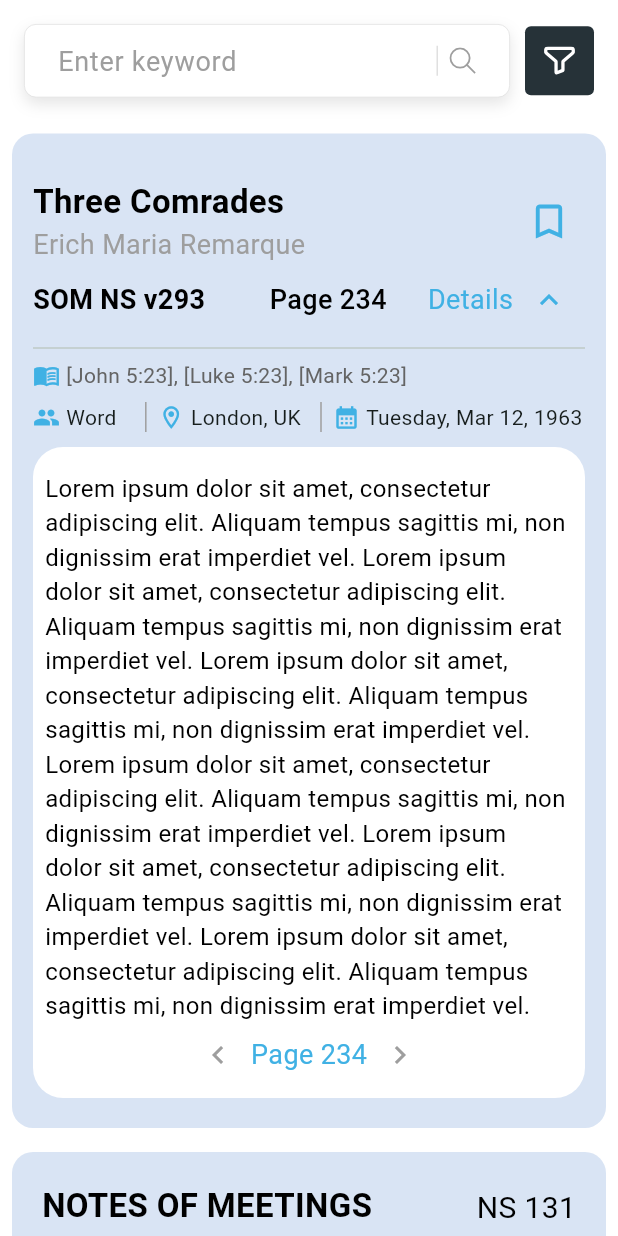
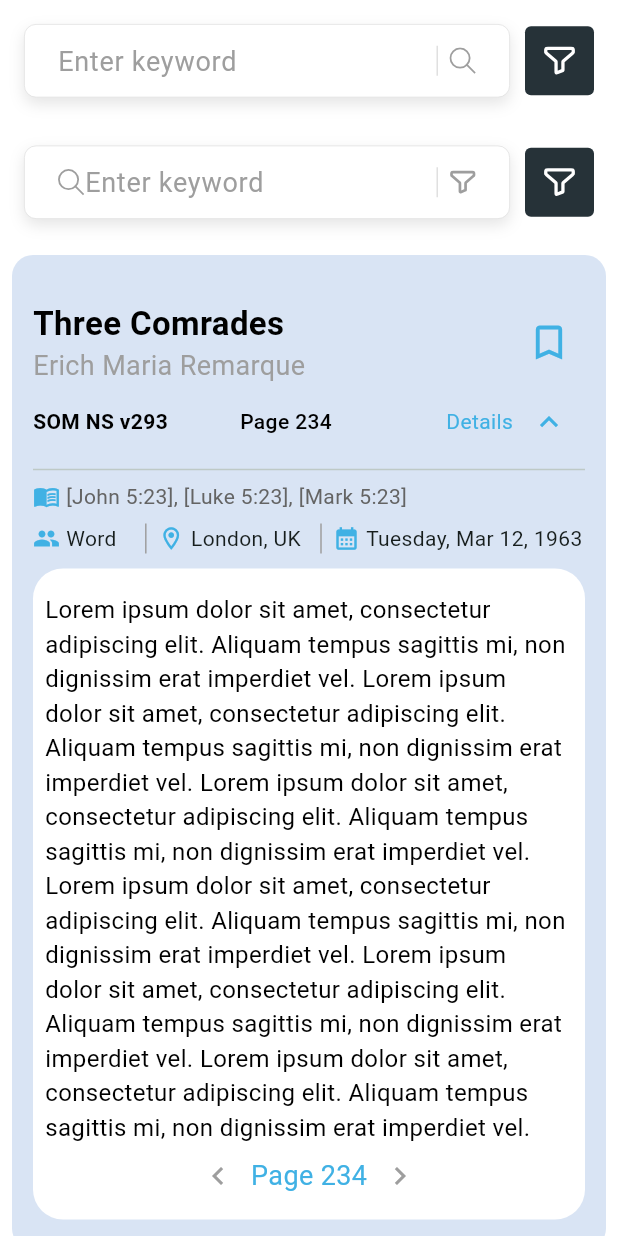
Before and after one commit to toluene5019/test_widgets, a Flutter app: the screen it shows after launch, after a tap on the "keyboard arrow down" icon, on a phone screen of 412 x 824 dp. Run offline on Flutter 3.47's test engine with Material 3 defaults, Android fonts, the phone set to English and light mode, and no system bars; our stand-ins replace flutter_svg, share_plus.

Commit message:
wip search result

```diff
--- a/lib/widgets/book_info_card.dart
+++ b/lib/widgets/book_info_card.dart
@@ -111,7 +111,7 @@
                 child: Text(
                   pageNumber,
                   style: const TextStyle(
-                    fontSize: 16.0,
+                    fontSize: 11.0,
                   ),
                 ),
               ),
@@ -148,7 +148,7 @@
                       child: Text(
                         wordInfo,
                         style: const TextStyle(
-                          fontSize: 14.0,
+                          fontSize: 10.0,
                         ),
                       ),
                     ),
@@ -175,7 +175,7 @@
                       child: Text(
                         bookInfoAddress,
                         style: const TextStyle(
-                          fontSize: 14.0,
+                          fontSize: 10.0,
                         ),
                       ),
                     ),
@@ -204,7 +204,7 @@
                         overflow: TextOverflow.ellipsis,
                         maxLines: 1,
                         style: const TextStyle(
-                          fontSize: 14.0,
+                          fontSize: 10.0,
                         ),
                       ),
                     ),
--- a/lib/widgets/search_widget.dart
+++ b/lib/widgets/search_widget.dart
@@ -4,14 +4,17 @@
 class SearchWidget extends StatefulWidget {
   final Function? onSubmit;
   final Function? onFilterClick;
-
   final TextEditingController controller;
+  final Widget? leftIcon;
+  final Widget? rightIcon;
 
   const SearchWidget({
     super.key,
     required this.onSubmit,
     required this.onFilterClick,
     required this.controller,
+    this.leftIcon,
+    this.rightIcon,
   });
 
   @override
@@ -47,6 +50,7 @@
                   ),
                   child: Row(
                     children: [
+                      if (widget.leftIcon != null) widget.leftIcon!,
                       Expanded(
                         child: TextFormField(
                           textInputAction: TextInputAction.search,
@@ -74,13 +78,7 @@
                           color: Colors.grey[300],
                         ),
                       ),
-                      SvgPicture.asset(
-                        "assets/icons/ic_search.svg",
-                        colorFilter: const ColorFilter.mode(
-                            Colors.grey, BlendMode.srcIn),
-                        width: 18,
-                        height: 18,
-                      ),
+                      if (widget.rightIcon != null) widget.rightIcon!,
                     ],
                   ),
                 ),
--- a/lib/widgets/share_text_widget.dart
+++ b/lib/widgets/share_text_widget.dart
@@ -105,7 +105,7 @@
                     Text(
                       widget.volumeNumberText,
                       style: const TextStyle(
-                          fontSize: 18.0,
+                          fontSize: 14.0,
                           color: Colors.black,
                           fontWeight: FontWeight.w600),
                     ),
@@ -120,7 +120,7 @@
                     Text(
                       widget.pageNumberText,
                       style: const TextStyle(
-                        fontSize: 18.0,
+                        fontSize: 14.0,
                         color: Colors.black,
                         fontWeight: FontWeight.w500,
                       ),
@@ -129,7 +129,7 @@
                 ),
               ),
               Expanded(
-                flex: 2,
+                flex: 3,
                 child: Column(
                   crossAxisAlignment: CrossAxisAlignment.end,
                   children: [
@@ -139,7 +139,7 @@
                         Text(
                           widget.detailsText,
                           style: const TextStyle(
-                            fontSize: 18.0,
+                            fontSize: 14.0,
                             color: AppColor.iconColor,
                           ),
                         ),
--- a/lib/widgets_page.dart
+++ b/lib/widgets_page.dart
@@ -1,4 +1,5 @@
 import 'package:flutter/material.dart';
+import 'package:flutter_svg/svg.dart';
 import 'package:test_widgets/widgets/book_info_card.dart';
 import 'package:test_widgets/widgets/card_widget.dart';
 import 'package:test_widgets/colors.dart';
@@ -24,6 +25,32 @@
                 onSubmit: null,
                 onFilterClick: null,
                 controller: searchController,
+                rightIcon: SvgPicture.asset(
+                  "assets/icons/ic_search.svg",
+                  colorFilter:
+                      const ColorFilter.mode(Colors.grey, BlendMode.srcIn),
+                  width: 18,
+                  height: 18,
+                ),
+              ),
+              SearchWidget(
+                onSubmit: null,
+                onFilterClick: null,
+                controller: searchController,
+                leftIcon: SvgPicture.asset(
+                  "assets/icons/ic_search.svg",
+                  colorFilter:
+                      const ColorFilter.mode(Colors.grey, BlendMode.srcIn),
+                  width: 18,
+                  height: 18,
+                ),
+                rightIcon: SvgPicture.asset(
+                  "assets/icons/filter-funnel-01.svg",
+                  colorFilter:
+                      const ColorFilter.mode(Colors.grey, BlendMode.srcIn),
+                  width: 18,
+                  height: 18,
+                ),
               ),
               const ShareTextWidget(
                 bookTitle: 'Three Comrades',
```
